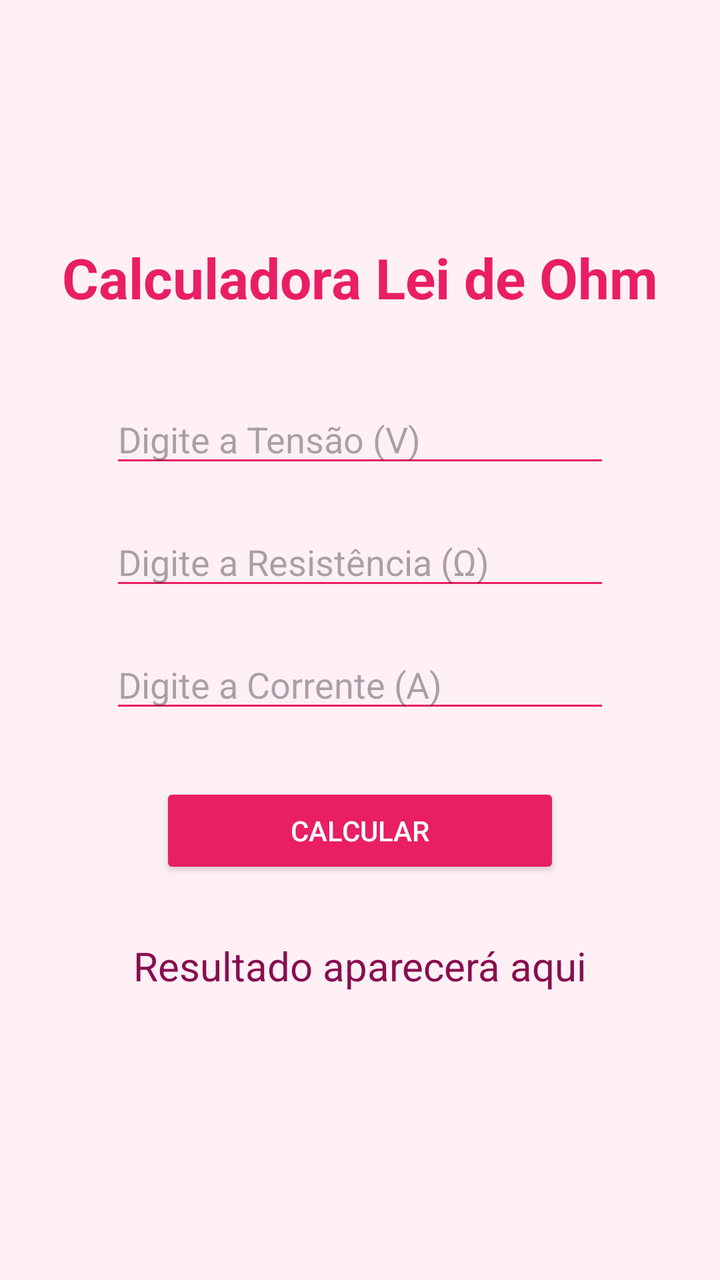
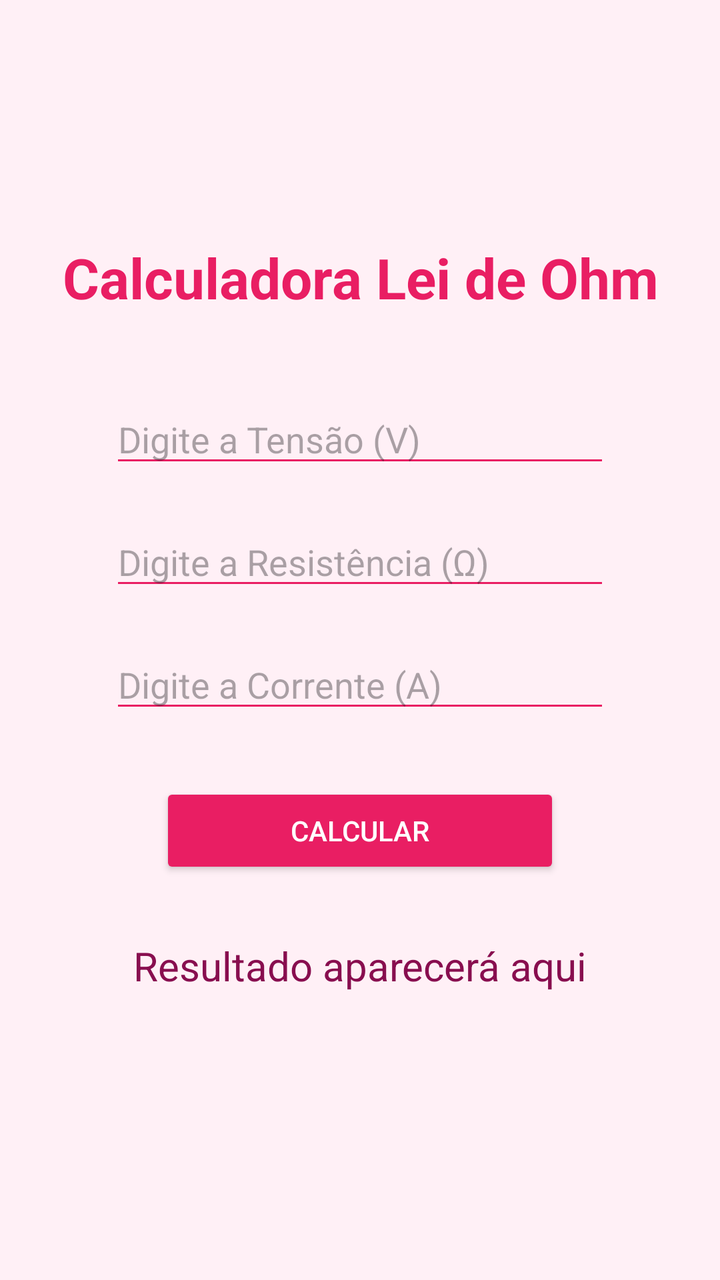

The first picture is an Android layout as it rendered before a commit; the second is the same layout after the commit. The layout source and the unified diff follow.
<!-- AndroidManifest.xml: application theme Theme.Kotlin -->
<!-- res/layout/activity_lei.xml -->
<?xml version="1.0" encoding="utf-8"?>
<androidx.constraintlayout.widget.ConstraintLayout
    xmlns:android="http://schemas.android.com/apk/res/android"
    xmlns:app="http://schemas.android.com/apk/res-auto"
    xmlns:tools="http://schemas.android.com/tools"
    android:layout_width="match_parent"
    android:layout_height="match_parent"
    android:background="#FFF0F6"
    tools:context=".view.LeiOhmActivity">

    <TextView
        android:id="@+id/txt_titulo"
        android:layout_width="wrap_content"
        android:layout_height="wrap_content"
        android:text="Calculadora Lei de Ohm"
        android:textSize="28sp"
        android:textStyle="bold"
        android:textColor="#E91E63"
        android:layout_marginTop="120dp"
        app:layout_constraintTop_toTopOf="parent"
        app:layout_constraintStart_toStartOf="parent"
        app:layout_constraintEnd_toEndOf="parent"/>

    <EditText
        android:id="@+id/etTensao"
        android:layout_width="250dp"
        android:layout_height="wrap_content"
        android:hint="Digite a Tensão (V)"
        android:inputType="numberDecimal"
        android:backgroundTint="#E91E63"
        android:layout_marginTop="40dp"
        app:layout_constraintTop_toBottomOf="@id/txt_titulo"
        app:layout_constraintStart_toStartOf="parent"
        app:layout_constraintEnd_toEndOf="parent"/>

    <EditText
        android:id="@+id/etResistencia"
        android:layout_width="250dp"
        android:layout_height="wrap_content"
        android:hint="Digite a Resistência (Ω)"
        android:inputType="numberDecimal"
        android:backgroundTint="#E91E63"
        android:layout_marginTop="20dp"
        app:layout_constraintTop_toBottomOf="@id/etTensao"
        app:layout_constraintStart_toStartOf="parent"
        app:layout_constraintEnd_toEndOf="parent"/>

    <EditText
        android:id="@+id/etCorrente"
        android:layout_width="250dp"
        android:layout_height="wrap_content"
        android:hint="Digite a Corrente (A)"
        android:inputType="numberDecimal"
        android:backgroundTint="#E91E63"
        android:layout_marginTop="20dp"
        app:layout_constraintTop_toBottomOf="@id/etResistencia"
        app:layout_constraintStart_toStartOf="parent"
        app:layout_constraintEnd_toEndOf="parent"/>

    <Button
        android:id="@+id/btnCalcular"
        android:layout_width="200dp"
        android:layout_height="wrap_content"
        android:text="Calcular"
        android:textColor="#FFFFFF"
        android:backgroundTint="#E91E63"
        android:layout_marginTop="30dp"
        app:layout_constraintTop_toBottomOf="@id/etCorrente"
        app:layout_constraintStart_toStartOf="parent"
        app:layout_constraintEnd_toEndOf="parent"/>

    <TextView
        android:id="@+id/txtResultado"
        android:layout_width="wrap_content"
        android:layout_height="wrap_content"
        android:text="Resultado aparecerá aqui"
        android:textSize="20sp"
        android:textColor="#880E4F"
        android:layout_marginTop="30dp"
        app:layout_constraintTop_toBottomOf="@id/btnCalcular"
        app:layout_constraintStart_toStartOf="parent"
        app:layout_constraintEnd_toEndOf="parent"/>

</androidx.constraintlayout.widget.ConstraintLayout>
<!-- resources referenced by this layout -->
<resources>
  <style name="Theme.Kotlin" parent="Base.Theme.Kotlin" />
  <style name="Base.Theme.Kotlin" parent="Theme.Material3.DayNight.NoActionBar">
          
          
      </style>
</resources>

<!-- the commit's change to res/layout/activity_lei.xml (unified diff, before → after) -->
@@ -10,13 +10,15 @@
 
     <TextView
         android:id="@+id/txt_titulo"
-        android:layout_width="wrap_content"
+        android:layout_width="match_parent"
         android:layout_height="wrap_content"
         android:text="Calculadora Lei de Ohm"
         android:textSize="28sp"
         android:textStyle="bold"
         android:textColor="#E91E63"
+        android:gravity="center"
         android:layout_marginTop="120dp"
+        android:paddingHorizontal="16dp"
         app:layout_constraintTop_toTopOf="parent"
         app:layout_constraintStart_toStartOf="parent"
         app:layout_constraintEnd_toEndOf="parent"/>
